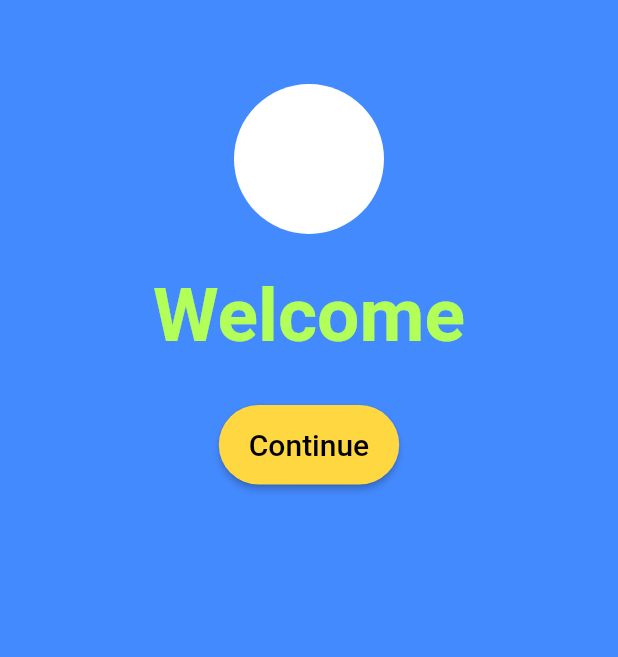
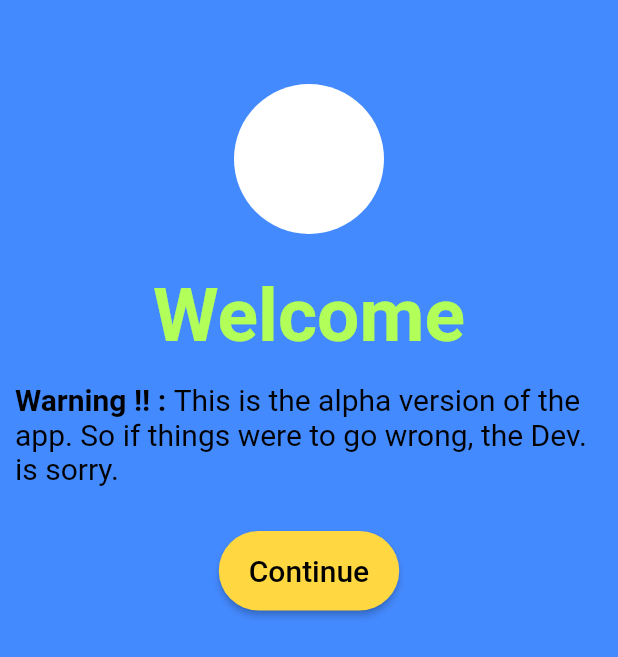
Before and after one commit to SushanShakya/My-First-App, a Flutter app: the screen it shows after launch, on a phone screen of 412 x 824 dp. Shown: the top 657 px of the screen. Run offline on Flutter 3.47's test engine with Material 2 defaults, Android fonts, the phone set to English and light mode, and no system bars.

Commit message:
Added a description in the homepage

```diff
--- a/lib/main.dart
+++ b/lib/main.dart
@@ -11,6 +11,7 @@ class MyApp extends StatelessWidget{
   Widget build(BuildContext context) {
     return MaterialApp(
       title: 'Tailor\'s App',
+      debugShowCheckedModeBanner: false,
       theme: ThemeData(
         primarySwatch: Colors.lightBlue,
         buttonTheme: ButtonThemeData(
--- a/lib/ui/pages/Welcome/welcome.dart
+++ b/lib/ui/pages/Welcome/welcome.dart
@@ -29,6 +29,33 @@ class Welcome extends StatelessWidget{
                   fontWeight: FontWeight.bold
                 ),
               ),
+              const SizedBox(height: 15.0,),
+              Container(
+                padding: const EdgeInsets.symmetric(horizontal: 10.0),
+                child: RichText(
+                  text: new TextSpan(
+                    // Note: Styles for TextSpans must be explicitly defined.
+                    // Child text spans will inherit styles from parent
+                    style: new TextStyle(
+                      fontSize: 20.0,
+                      color: Colors.black,
+                    ),
+                    children: <TextSpan>[
+                      new TextSpan(
+                          text: 'Warning !! : ',
+                          style: new TextStyle(
+                            fontWeight: FontWeight.bold
+                          )
+                      ),
+                      new TextSpan(
+                          text: 'This is the alpha version of the app. '
+                              'So if things were to go wrong, the Dev. is sorry.',
+
+                      ),
+                    ],
+                  ),
+                )
+              ),
               const SizedBox(height: 30.0,),
               RaisedButton(
                 color: Colors.amberAccent,
```
